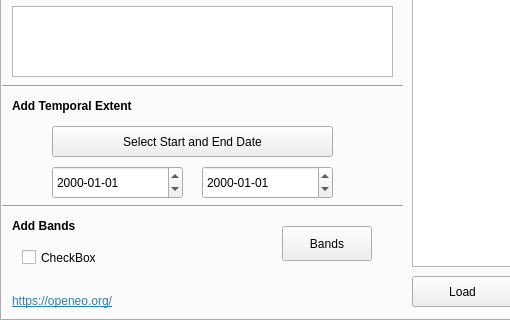
The window that openeo_connector_dialog_base.ui (Open-EO/openeo-qgis-plugin) describes before a commit, drawn with Qt 5; both pictures show x 0 to 510 and y 680 to 1000 of the 850 by 1000 pixel window.
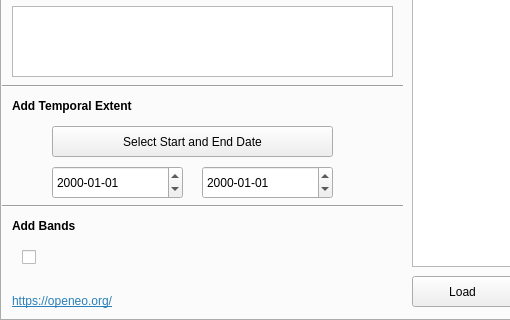
The same window after the commit. Icons and pictures are not drawn.

Commit message: Band Selection update

```diff
--- a/openeo_connector_dialog_base.ui
+++ b/openeo_connector_dialog_base.ui
@@ -750,25 +750,12 @@
       <rect>
        <x>20</x>
        <y>730</y>
-       <width>90</width>
+       <width>121</width>
        <height>23</height>
       </rect>
      </property>
      <property name="text">
-      <string>CheckBox</string>
-     </property>
-    </widget>
-    <widget class="QPushButton" name="bandButton">
-     <property name="geometry">
-      <rect>
-       <x>280</x>
-       <y>710</y>
-       <width>90</width>
-       <height>35</height>
-      </rect>
-     </property>
-     <property name="text">
-      <string>Bands</string>
+      <string/>
      </property>
     </widget>
     <zorder>moveButton</zorder>
```
Left out of the diff: 1 changed line with no effect on the pictures. The commit also changes 1 other file.
